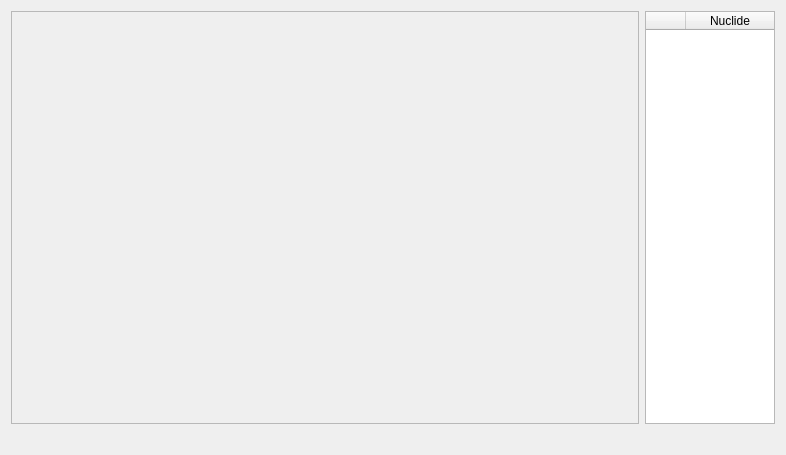
This is iterui/ui/WidgetTransGraph.ui in theysp/FDSNMH_GUI as Qt 5 draws it before an edit. The edited form follows.
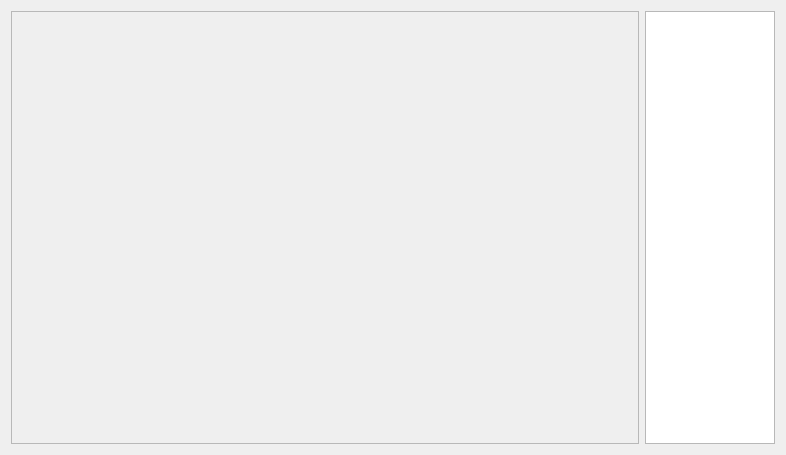
This is the edited form.

```diff
--- a/iterui/ui/WidgetTransGraph.ui
+++ b/iterui/ui/WidgetTransGraph.ui
@@ -30,6 +30,20 @@
        <property name="frameShadow">
         <enum>QFrame::Raised</enum>
        </property>
+       <layout class="QVBoxLayout" name="verticalLayoutPlot">
+        <property name="leftMargin">
+         <number>3</number>
+        </property>
+        <property name="topMargin">
+         <number>3</number>
+        </property>
+        <property name="rightMargin">
+         <number>3</number>
+        </property>
+        <property name="bottomMargin">
+         <number>3</number>
+        </property>
+       </layout>
       </widget>
      </item>
      <item>
@@ -55,6 +69,9 @@
        <property name="gridStyle">
         <enum>Qt::DashLine</enum>
        </property>
+       <attribute name="horizontalHeaderVisible">
+        <bool>false</bool>
+       </attribute>
        <attribute name="horizontalHeaderCascadingSectionResizes">
         <bool>true</bool>
        </attribute>
@@ -70,6 +87,9 @@
        <attribute name="horizontalHeaderStretchLastSection">
         <bool>true</bool>
        </attribute>
+       <attribute name="verticalHeaderVisible">
+        <bool>false</bool>
+       </attribute>
        <column>
         <property name="text">
          <string/>
@@ -84,23 +104,6 @@
      </item>
     </layout>
    </item>
-   <item>
-    <layout class="QHBoxLayout" name="horizontalLayout">
-     <item>
-      <spacer name="horizontalSpacer">
-       <property name="orientation">
-        <enum>Qt::Horizontal</enum>
-       </property>
-       <property name="sizeHint" stdset="0">
-        <size>
-         <width>40</width>
-         <height>20</height>
-        </size>
-       </property>
-      </spacer>
-     </item>
-    </layout>
-   </item>
   </layout>
  </widget>
  <resources/>
```
